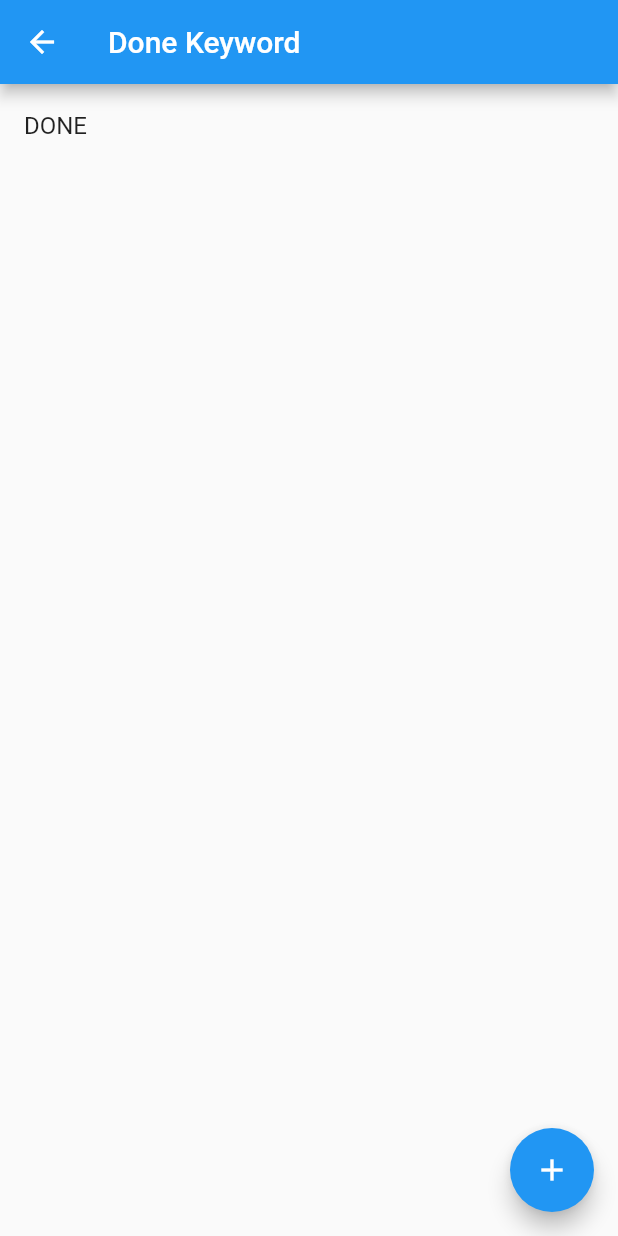
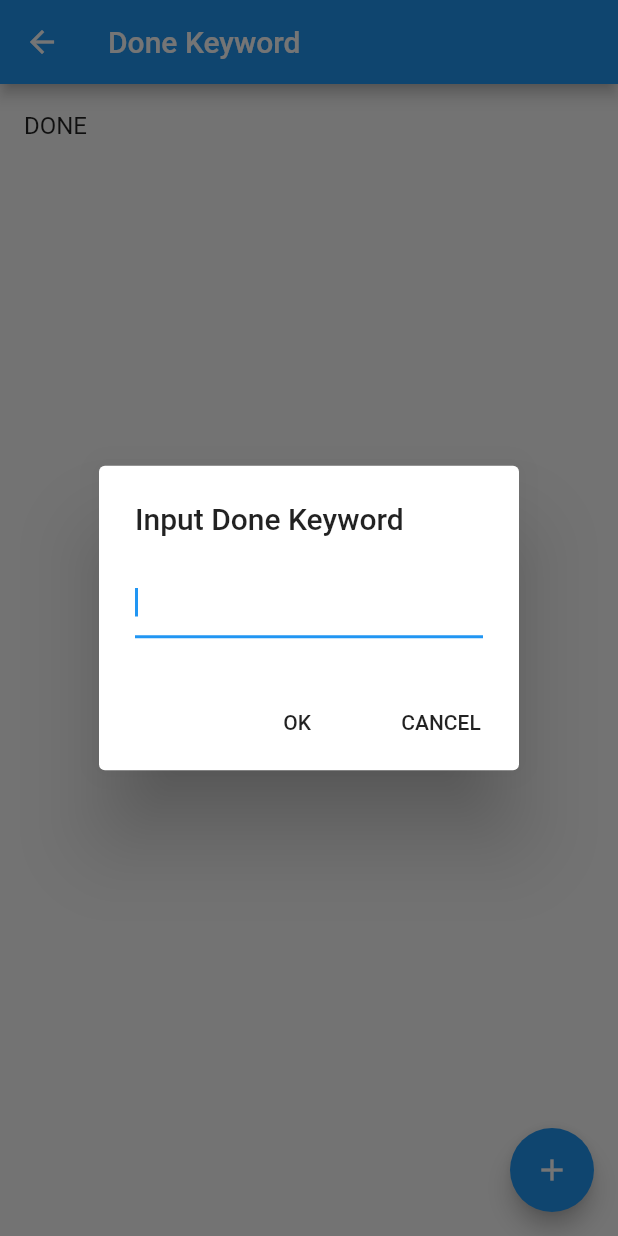
Before and after one commit to yuzumone/org_parser, a Flutter app: the DoneKeywordView screen opened by its route, after a tap on the "add" icon, on a phone screen of 412 x 824 dp. Run offline on Flutter 3.47's test engine with Material 2 defaults, Android fonts, the phone set to English and light mode, and no system bars; our stand-ins replace shared_preferences; accounts and stored records are empty.

Commit message:
Enable to add preference (#3)

```diff
--- a/example/lib/preference_view.dart
+++ b/example/lib/preference_view.dart
@@ -29,9 +29,42 @@ class PreferenceView extends StatelessWidget {
             },
           ),
         ],
-      )
+      ),
     );
   }
+}
+
+Future<String> _buildInputDialog(BuildContext context, String title) async {
+  String result = '';
+  return showDialog<String>(
+    context: context,
+    barrierDismissible: false,
+    builder: (BuildContext context) {
+      return AlertDialog(
+        title: Text(title),
+        content: Row(
+          children: <Widget>[
+            Expanded(
+              child: TextField(
+                autofocus: true,
+                onChanged: (value) => result = value,
+              ),
+            )
+          ],
+        ),
+        actions: <Widget>[
+          FlatButton(
+            child: Text('OK'),
+            onPressed: () => Navigator.of(context).pop(result),
+          ),
+          FlatButton(
+            child: Text('CANCEL'),
+            onPressed: () => Navigator.of(context).pop(null),
+          )
+        ],
+      );
+    },
+  );
 }
 
 class OrgFileUrlView extends StatefulWidget {
@@ -70,7 +103,14 @@ class _OrgFileUrlState extends State<OrgFileUrlView> {
       floatingActionButton: FloatingActionButton(
         child: Icon(Icons.add),
         backgroundColor: Colors.blue,
-        onPressed: () {},
+        onPressed: () async {
+          final String result =
+              await _buildInputDialog(context, 'Input File Url');
+          if (result != null) {
+            setState(() => _urls.add(result));
+            _prefUtil.setUrls(_urls);
+          }
+        },
       ),
     );
   }
@@ -112,7 +152,14 @@ class _TodoKeywordState extends State<TodoKeywordView> {
       floatingActionButton: FloatingActionButton(
         child: Icon(Icons.add),
         backgroundColor: Colors.blue,
-        onPressed: () {},
+        onPressed: () async {
+          final String result =
+              await _buildInputDialog(context, 'Input Todo Keyword');
+          if (result != null) {
+            setState(() => _todoKeyword.add(result));
+            _prefUtil.setTodoKeywords(_todoKeyword);
+          }
+        },
       ),
     );
   }
@@ -154,7 +201,14 @@ class _DoneKeywordState extends State<DoneKeywordView> {
       floatingActionButton: FloatingActionButton(
         child: Icon(Icons.add),
         backgroundColor: Colors.blue,
-        onPressed: () {},
+        onPressed: () async {
+          final String result =
+              await _buildInputDialog(context, 'Input Done Keyword');
+          if (result != null) {
+            setState(() => _doneKeyword.add(result));
+            _prefUtil.setDoneKeywords(_doneKeyword);
+          }
+        },
       ),
     );
   }
```
